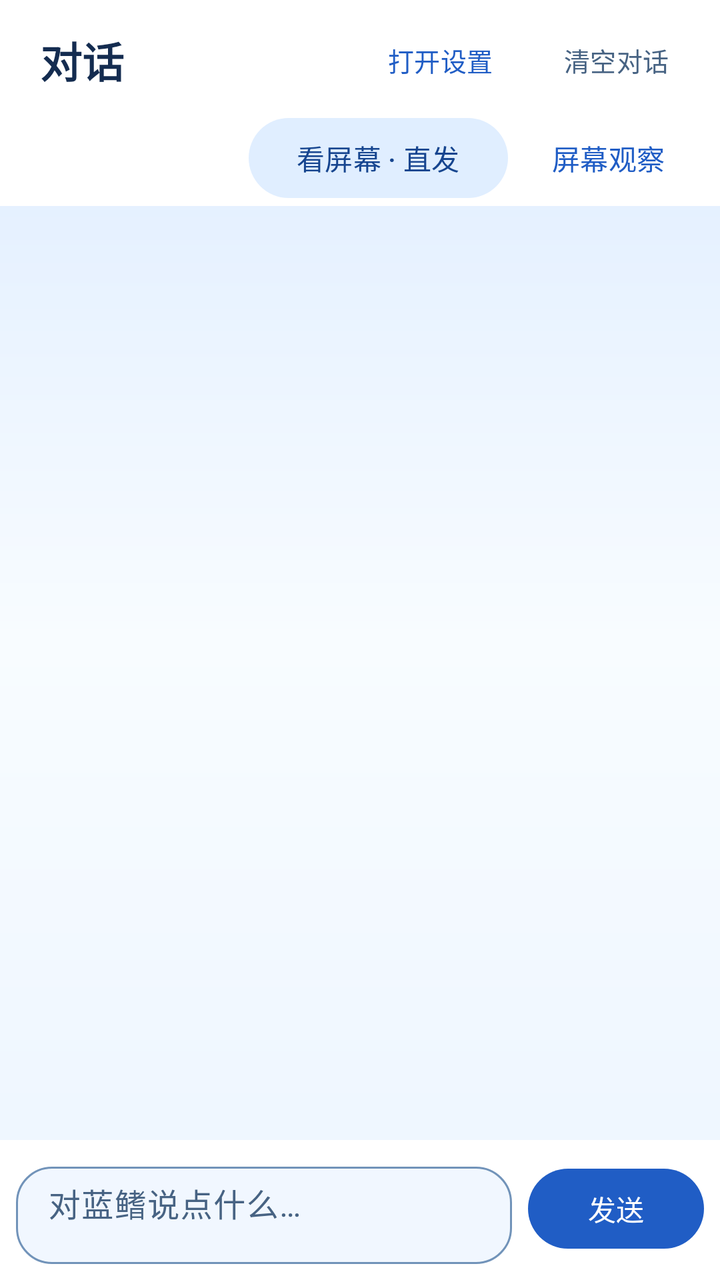
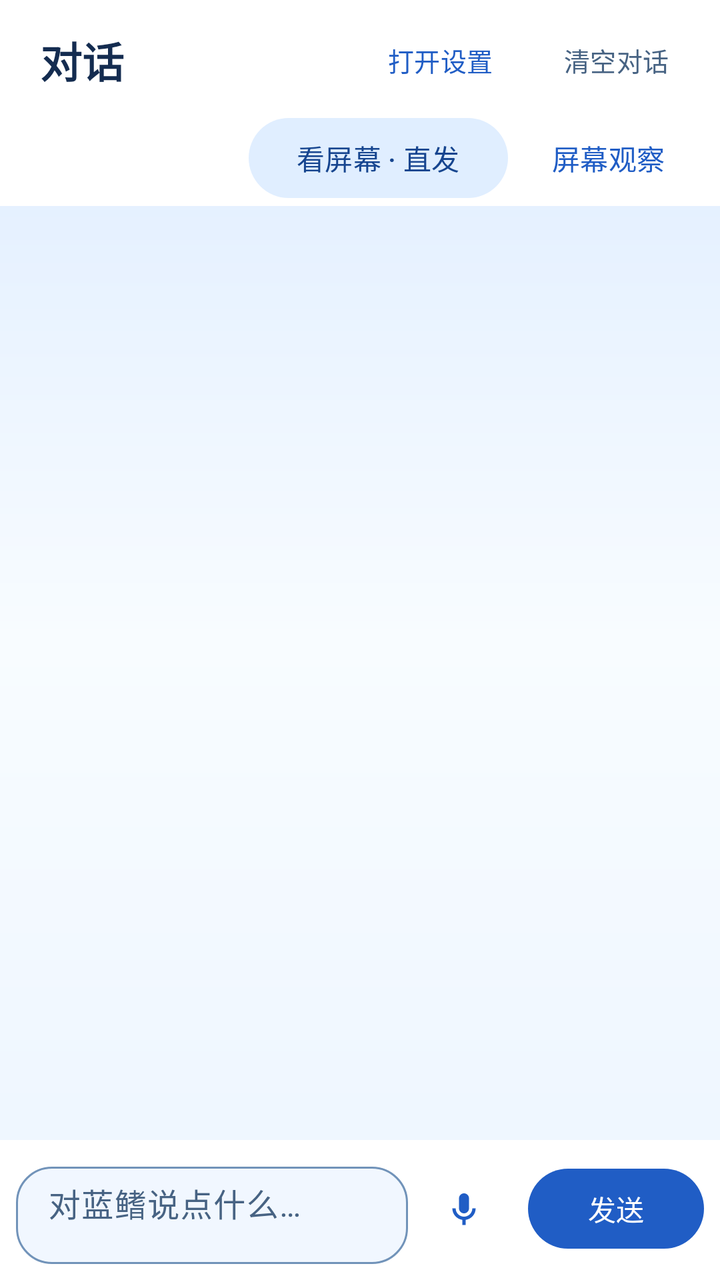

Before-and-after screenshots of an Android layout around one commit, followed by the original layout XML and the change that was made.
<!-- AndroidManifest.xml: application theme Theme.Bluefin -->
<!-- res/layout/screen_chat.xml -->
<?xml version="1.0" encoding="utf-8"?>
<LinearLayout xmlns:android="http://schemas.android.com/apk/res/android"
    xmlns:app="http://schemas.android.com/apk/res-auto"
    android:id="@+id/chat_root"
    android:layout_width="match_parent"
    android:layout_height="match_parent"
    android:background="@drawable/bg_bluefin_stage"
    android:orientation="vertical">

    <LinearLayout
        android:id="@+id/chat_top_bar"
        android:layout_width="match_parent"
        android:layout_height="wrap_content"
        android:gravity="center_vertical"
        android:background="@color/paper"
        android:orientation="horizontal"
        android:paddingStart="8dp"
        android:paddingTop="8dp"
        android:paddingBottom="3dp"
        android:paddingEnd="8dp">

        <com.google.android.material.button.MaterialButton
            android:id="@+id/chat_back"
            style="@style/Widget.Material3.Button.TextButton"
            android:layout_width="wrap_content"
            android:layout_height="wrap_content"
            android:minWidth="56dp"
            android:minHeight="48dp"
            android:text="@string/chat_back"
            android:visibility="gone" />

        <TextView
            android:id="@+id/chat_title"
            android:layout_width="0dp"
            android:layout_height="wrap_content"
            android:layout_weight="1"
            android:paddingStart="12dp"
            android:text="@string/chat_title"
            android:textColor="@color/ink"
            android:textSize="21sp"
            android:textStyle="bold" />

        <com.google.android.material.button.MaterialButton
            android:id="@+id/chat_settings"
            style="@style/Widget.Material3.Button.TextButton"
            android:layout_width="wrap_content"
            android:layout_height="wrap_content"
            android:minHeight="44dp"
            android:text="@string/chat_open_settings"
            android:textSize="13sp" />

        <com.google.android.material.button.MaterialButton
            android:id="@+id/chat_clear"
            style="@style/Widget.Material3.Button.TextButton"
            android:layout_width="wrap_content"
            android:layout_height="wrap_content"
            android:minHeight="44dp"
            android:text="@string/chat_clear"
            android:textColor="@color/muted"
            android:textSize="13sp" />
    </LinearLayout>

    <LinearLayout
        android:layout_width="match_parent"
        android:layout_height="wrap_content"
        android:gravity="end"
        android:background="@color/paper"
        android:orientation="horizontal"
        android:paddingHorizontal="12dp">

        <com.google.android.material.button.MaterialButton
            android:id="@+id/chat_look_screen"
            style="@style/Widget.Material3.Button.TonalButton"
            android:layout_width="wrap_content"
            android:layout_height="wrap_content"
            android:minHeight="48dp"
            android:text="@string/look_screen" />

        <com.google.android.material.button.MaterialButton
            android:id="@+id/chat_screen_settings"
            android:layout_marginStart="6dp"
            style="@style/Widget.Material3.Button.TextButton"
            android:layout_width="wrap_content"
            android:layout_height="wrap_content"
            android:minHeight="48dp"
            android:text="@string/screen_awareness" />
    </LinearLayout>

    <TextView
        android:id="@+id/chat_banner"
        android:layout_width="match_parent"
        android:layout_height="wrap_content"
        android:layout_marginStart="12dp"
        android:layout_marginTop="4dp"
        android:layout_marginEnd="12dp"
        android:background="@drawable/bg_banner"
        android:paddingHorizontal="12dp"
        android:paddingVertical="8dp"
        android:textColor="@color/ink"
        android:textSize="13sp"
        android:visibility="gone" />

    <FrameLayout
        android:layout_width="match_parent"
        android:layout_height="0dp"
        android:layout_weight="1">

        <ScrollView
            android:id="@+id/chat_scroll"
            android:layout_width="match_parent"
            android:layout_height="match_parent"
            android:clipToPadding="false"
            android:fillViewport="true"
            android:paddingStart="12dp"
            android:paddingTop="8dp"
            android:paddingEnd="12dp"
            android:paddingBottom="8dp">

            <LinearLayout
                android:id="@+id/chat_messages"
                android:layout_width="match_parent"
                android:layout_height="wrap_content"
                android:orientation="vertical" />
        </ScrollView>

        <com.google.android.material.button.MaterialButton
            android:id="@+id/chat_jump_latest"
            android:layout_width="wrap_content"
            android:layout_height="wrap_content"
            android:layout_gravity="bottom|center_horizontal"
            android:layout_marginBottom="8dp"
            android:minHeight="48dp"
            android:text="@string/chat_jump_latest"
            android:visibility="gone" />
    </FrameLayout>

    <TextView
        android:id="@+id/chat_status"
        android:layout_width="match_parent"
        android:layout_height="wrap_content"
        android:paddingStart="16dp"
        android:paddingEnd="16dp"
        android:textColor="@color/muted"
        android:textSize="13sp"
        android:visibility="gone" />

    <LinearLayout
        android:layout_width="match_parent"
        android:layout_height="wrap_content"
        android:gravity="bottom"
        android:background="@color/paper"
        android:orientation="horizontal"
        android:padding="8dp">

        <com.google.android.material.textfield.TextInputLayout
            style="@style/Widget.Material3.TextInputLayout.OutlinedBox"
            android:layout_width="0dp"
            android:layout_height="wrap_content"
            android:layout_weight="1"
            android:hint="@string/chat_input_hint"
            app:boxBackgroundColor="@color/ice"
            app:boxCornerRadiusBottomEnd="18dp"
            app:boxCornerRadiusBottomStart="18dp"
            app:boxCornerRadiusTopEnd="18dp"
            app:boxCornerRadiusTopStart="18dp">

            <com.google.android.material.textfield.TextInputEditText
                android:id="@+id/chat_input"
                android:layout_width="match_parent"
                android:layout_height="wrap_content"
                android:gravity="top|start"
                android:inputType="textMultiLine|textCapSentences"
                android:imeOptions="flagNoExtractUi|flagNoFullscreen"
                android:maxLength="4000"
                android:maxLines="5"
                android:minLines="1"
                android:paddingTop="10dp" />
        </com.google.android.material.textfield.TextInputLayout>

        <com.google.android.material.button.MaterialButton
            android:id="@+id/chat_send"
            android:layout_width="wrap_content"
            android:layout_height="wrap_content"
            android:layout_marginStart="8dp"
            android:minHeight="48dp"
            android:text="@string/chat_send" />

        <com.google.android.material.button.MaterialButton
            android:id="@+id/chat_stop"
            style="@style/Widget.Material3.Button.OutlinedButton"
            android:layout_width="wrap_content"
            android:layout_height="wrap_content"
            android:layout_marginStart="8dp"
            android:minHeight="48dp"
            android:text="@string/chat_stop"
            android:visibility="gone" />
    </LinearLayout>
</LinearLayout>
<!-- resources referenced by this layout -->
<resources>
  <color name="ice">#F1F7FF</color>
  <color name="ink">#142C50</color>
  <color name="muted">#476383</color>
  <color name="paper">#FFFFFF</color>
  <!-- drawable bg_banner (drawable) -->
  <?xml version="1.0" encoding="utf-8"?>
  <shape xmlns:android="http://schemas.android.com/apk/res/android" android:shape="rectangle">
      <solid android:color="@color/blue_mist" />
      <stroke android:width="1dp" android:color="@color/blue_line" />
      <corners android:radius="14dp" />
  </shape>
  <!-- drawable bg_bluefin_stage (drawable) -->
  <?xml version="1.0" encoding="utf-8"?>
  <shape xmlns:android="http://schemas.android.com/apk/res/android">
      <gradient android:angle="270" android:startColor="#DCEBFF"
          android:centerColor="#F8FCFF" android:endColor="#ECF5FF" />
  </shape>
  <string name="chat_back">返回</string>
  <string name="chat_clear">清空对话</string>
  <string name="chat_input_hint">对蓝鳍说点什么…</string>
  <string name="chat_jump_latest">回到最新消息</string>
  <string name="chat_open_settings">打开设置</string>
  <string name="chat_send">发送</string>
  <string name="chat_stop">停止</string>
  <string name="chat_title">对话</string>
  <string name="look_screen">看屏幕 · 直发</string>
  <string name="screen_awareness">屏幕观察</string>
  <style name="Theme.Bluefin" parent="Theme.Material3.Light.NoActionBar">
          <item name="colorPrimary">@color/accent</item>
          <item name="colorOnPrimary">@android:color/white</item>
          <item name="colorSurface">@color/paper</item>
          <item name="colorSurfaceContainerLow">@color/ice</item>
          <item name="colorSurfaceContainerHigh">@color/ice</item>
          <item name="colorSurfaceContainerHighest">@color/blue_mist</item>
          <item name="colorOnSurface">@color/ink</item>
          <item name="colorOnSurfaceVariant">@color/muted</item>
          <item name="colorPrimaryContainer">@color/blue_mist</item>
          <item name="colorOnPrimaryContainer">@color/blue_deep</item>
          <item name="colorSecondaryContainer">@color/blue_mist</item>
          <item name="colorOnSecondaryContainer">@color/blue_deep</item>
          <item name="colorOutline">@color/blue_outline</item>
          <item name="colorOutlineVariant">@color/blue_line</item>
          <item name="android:statusBarColor">@android:color/transparent</item>
          <item name="android:navigationBarColor">@android:color/transparent</item>
          <item name="android:windowBackground">@color/stage</item>
          <item name="android:forceDarkAllowed" tools:targetApi="29">false</item>
      </style>
  <color name="blue_mist">#E0EEFF</color>
  <color name="blue_line">#CADDF3</color>
  <color name="accent">#205DC5</color>
  <color name="blue_deep">#16458F</color>
  <color name="blue_outline">#7193B9</color>
  <color name="stage">#EAF3FF</color>
</resources>

<!-- the commit's change to res/layout/screen_chat.xml (unified diff, before → after) -->
@@ -178,6 +178,20 @@
         </com.google.android.material.textfield.TextInputLayout>
 
         <com.google.android.material.button.MaterialButton
+            android:id="@+id/chat_mic"
+            style="@style/Widget.Material3.Button.IconButton"
+            android:layout_width="wrap_content"
+            android:layout_height="wrap_content"
+            android:layout_marginStart="4dp"
+            android:minWidth="48dp"
+            android:minHeight="48dp"
+            android:contentDescription="@string/voice_mic"
+            app:icon="@drawable/ic_mic"
+            app:iconGravity="textStart"
+            app:iconPadding="0dp"
+            app:iconTint="@color/accent" />
+
+        <com.google.android.material.button.MaterialButton
             android:id="@+id/chat_send"
             android:layout_width="wrap_content"
             android:layout_height="wrap_content"
<!-- resource entries referenced after the edit -->
@@ -17,6 +17,18 @@
       <gradient android:angle="270" android:startColor="#DCEBFF"
           android:centerColor="#F8FCFF" android:endColor="#ECF5FF" />
   </shape>
+  <!-- drawable ic_mic (drawable) -->
+  <?xml version="1.0" encoding="utf-8"?>
+  <vector xmlns:android="http://schemas.android.com/apk/res/android"
+      android:width="24dp"
+      android:height="24dp"
+      android:viewportWidth="24"
+      android:viewportHeight="24"
+      android:tint="?attr/colorControlNormal">
+      <path
+          android:fillColor="@android:color/white"
+          android:pathData="M12,14c1.66,0 3,-1.34 3,-3V5c0,-1.66 -1.34,-3 -3,-3S9,3.34 9,5v6C9,12.66 10.34,14 12,14zM17,11c0,2.76 -2.24,5 -5,5s-5,-2.24 -5,-5H5c0,3.53 2.61,6.43 6,6.92V21h2v-3.08c3.39,-0.49 6,-3.39 6,-6.92H17z" />
+  </vector>
   <string name="chat_back">返回</string>
   <string name="chat_clear">清空对话</string>
   <string name="chat_input_hint">对蓝鳍说点什么…</string>
@@ -27,6 +39,7 @@
   <string name="chat_title">对话</string>
   <string name="look_screen">看屏幕 · 直发</string>
   <string name="screen_awareness">屏幕观察</string>
+  <string name="voice_mic">语音输入</string>
   <style name="Theme.Bluefin" parent="Theme.Material3.Light.NoActionBar">
           <item name="colorPrimary">@color/accent</item>
           <item name="colorOnPrimary">@android:color/white</item>
